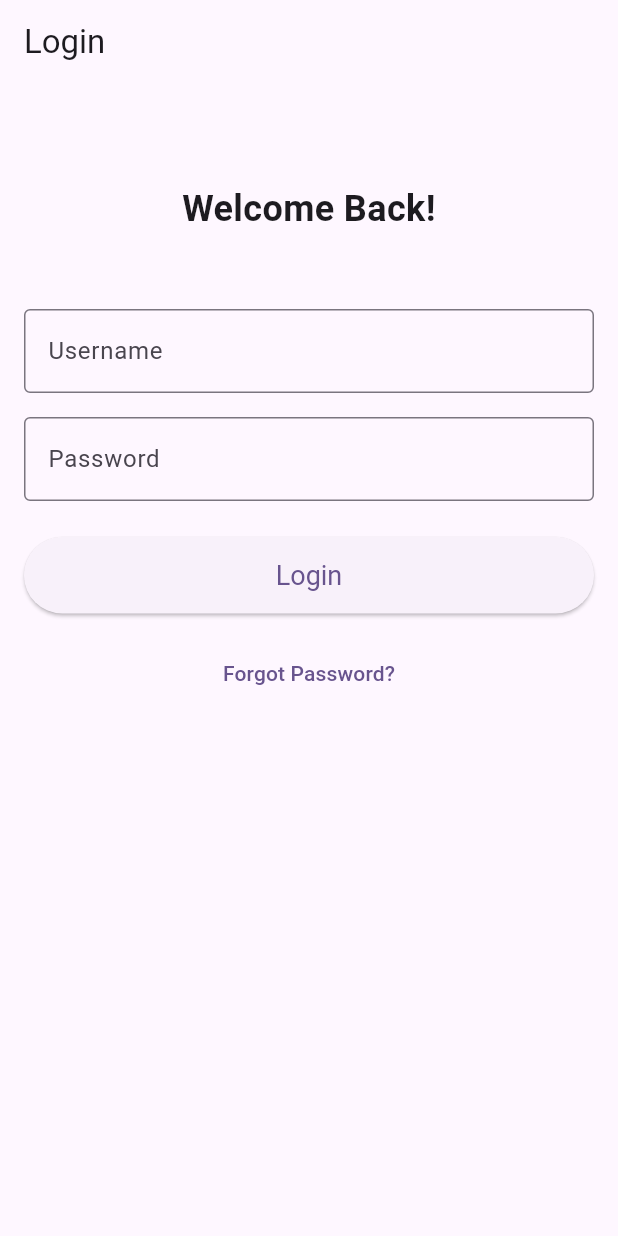
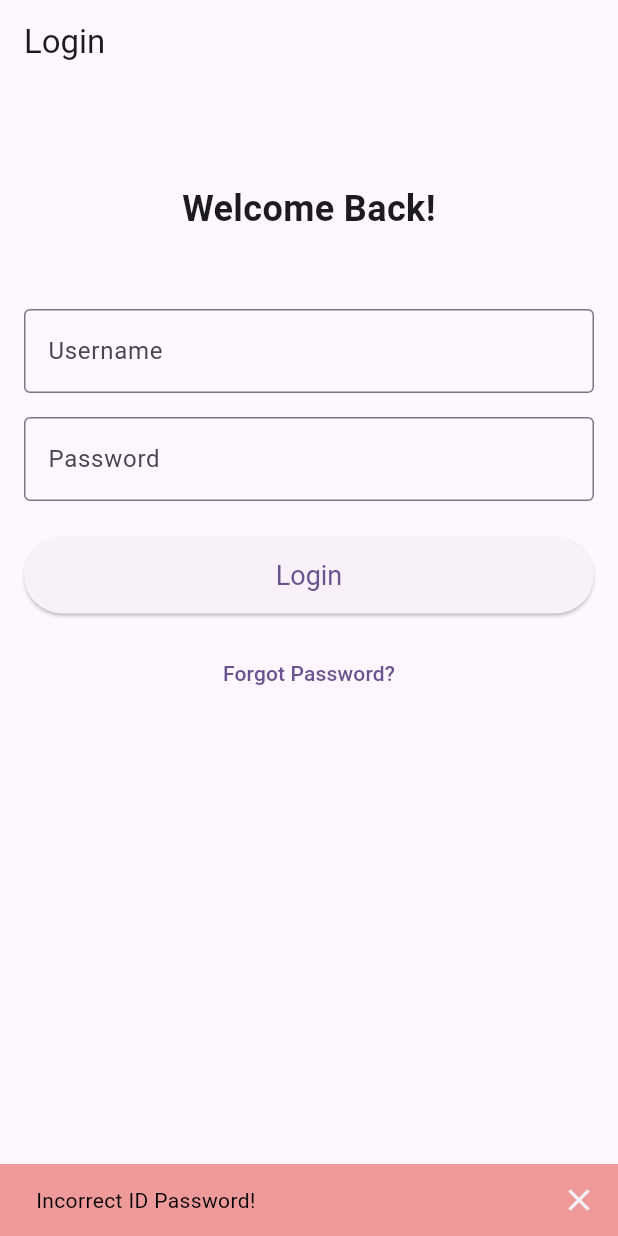
Before and after one commit to LazyyVenom/School_Manager, a Flutter app: the screen it shows after launch, after a tap on "Login", on a phone screen of 412 x 824 dp. Run offline on Flutter 3.47's test engine with Material 3 defaults, Android fonts, the phone set to English and light mode, and no system bars; our stand-ins replace table_calendar.

Commit message:
Added snackbar for ID password

```diff
--- a/lib/login_page.dart
+++ b/lib/login_page.dart
@@ -1,4 +1,5 @@
 import 'package:flutter/material.dart';
+import 'package:school_manager/home_page.dart';
 
 class LoginPage extends StatefulWidget {
   const LoginPage({super.key});
@@ -54,7 +55,8 @@ class _LoginPageState extends State<LoginPage> {
               onPressed: _login,
               child: const Text("Login"),
               style: ElevatedButton.styleFrom(
-                padding: const EdgeInsets.symmetric(horizontal: 50, vertical: 15),
+                padding:
+                    const EdgeInsets.symmetric(horizontal: 50, vertical: 15),
                 textStyle: const TextStyle(fontSize: 18),
               ),
             ),
@@ -76,11 +78,19 @@ class _LoginPageState extends State<LoginPage> {
     String password = _passwordController.text;
 
     if (username == 'anubhav' && password == 'anubhav') {
-      const Navigator();
-    }
-
-    else {
-
+      Navigator.push(
+          context, MaterialPageRoute(builder: (context) => const HomePage()));
+    } else {
+      ScaffoldMessenger.of(context).showSnackBar(
+        SnackBar(
+          content: const Text(
+            "Incorrect ID Password!",
+            style: TextStyle(color: Colors.black),
+          ),
+          backgroundColor: Colors.red[200],
+          showCloseIcon: true,
+        ),
+      );
     }
   }
 
@@ -90,7 +100,7 @@ class _LoginPageState extends State<LoginPage> {
         content: const Text(
           "Please Contact Your Teacher!",
           style: TextStyle(color: Colors.black),
-          ),
+        ),
         backgroundColor: Colors.red[200],
         showCloseIcon: true,
       ),
```
